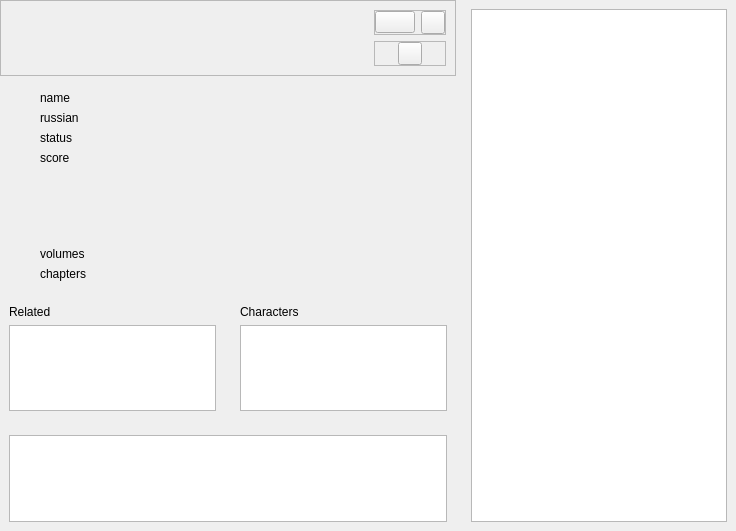
This is data/ui/widgets/info.ui in brandonzorn/Nlight as Qt 5 draws it before an edit. The edited form follows.
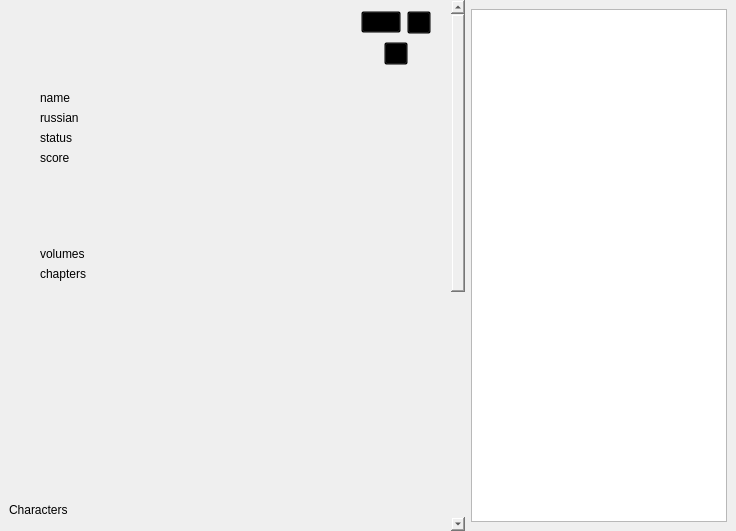
This is the edited form. Custom widgets are drawn as their Qt base class.

Commit message: added scroll area to info

```diff
--- a/data/ui/widgets/info.ui
+++ b/data/ui/widgets/info.ui
@@ -27,7 +27,37 @@
     <number>0</number>
    </property>
    <item>
-    <layout class="QVBoxLayout" name="verticalLayout_10">
+    <widget class="ScrollArea" name="scrollArea">
+     <property name="styleSheet">
+      <string notr="true">QWidget {background: transparent;}
+QScrollArea {border: none;}
+</string>
+     </property>
+     <property name="horizontalScrollBarPolicy">
+      <enum>Qt::ScrollBarAlwaysOff</enum>
+     </property>
+     <property name="widgetResizable">
+      <bool>true</bool>
+     </property>
+     <widget class="QWidget" name="scrollAreaWidgetContents">
+      <property name="geometry">
+       <rect>
+        <x>0</x>
+        <y>-265</y>
+        <width>448</width>
+        <height>994</height>
+       </rect>
+      </property>
+      <layout class="QVBoxLayout" name="verticalLayout">
+       <property name="leftMargin">
+        <number>0</number>
+       </property>
+       <property name="topMargin">
+        <number>0</number>
+       </property>
+       <property name="bottomMargin">
+        <number>0</number>
+       </property>
      <item>
       <widget class="SimpleCardWidget" name="header_frame">
        <property name="frameShape">
@@ -229,58 +259,7 @@
         </layout>
        </item>
        <item>
-        <layout class="QHBoxLayout" name="related_layout">
-         <item>
-          <widget class="ElevatedCardWidget" name="related_frame">
-           <layout class="QVBoxLayout" name="verticalLayout_4">
-            <item>
-             <widget class="BodyLabel" name="label">
-              <property name="text">
-               <string>Related</string>
-              </property>
-             </widget>
-            </item>
-            <item>
-             <widget class="ListWidget" name="related_list">
-              <property name="horizontalScrollBarPolicy">
-               <enum>Qt::ScrollBarAlwaysOff</enum>
-              </property>
-              <property name="wordWrap">
-               <bool>true</bool>
-              </property>
-             </widget>
-            </item>
-           </layout>
-          </widget>
-         </item>
-         <item>
-          <widget class="ElevatedCardWidget" name="characters_frame">
-           <layout class="QVBoxLayout" name="verticalLayout_2">
-            <item>
-             <widget class="BodyLabel" name="label_2">
-              <property name="text">
-               <string>Characters</string>
-              </property>
-             </widget>
-            </item>
-            <item>
-             <widget class="ListWidget" name="characters_list">
-              <property name="horizontalScrollBarPolicy">
-               <enum>Qt::ScrollBarAlwaysOff</enum>
-              </property>
-              <property name="wordWrap">
-               <bool>true</bool>
-              </property>
-             </widget>
-            </item>
-           </layout>
-          </widget>
-         </item>
-        </layout>
-       </item>
-       <item>
-        <widget class="SimpleCardWidget" name="description_frame">
-         <layout class="QVBoxLayout" name="verticalLayout_3">
+          <layout class="QVBoxLayout" name="verticalLayout_9">
           <item>
            <widget class="TextEdit" name="description_text">
             <property name="verticalScrollBarPolicy">
@@ -297,16 +276,66 @@
             </property>
            </widget>
           </item>
+           <item>
+            <widget class="ElevatedCardWidget" name="characters_frame">
+             <layout class="QVBoxLayout" name="verticalLayout_2">
+              <item>
+               <widget class="BodyLabel" name="label_2">
+                <property name="text">
+                 <string>Characters</string>
+                </property>
+               </widget>
+              </item>
+              <item>
+               <widget class="ListWidget" name="characters_list">
+                <property name="horizontalScrollBarPolicy">
+                 <enum>Qt::ScrollBarAlwaysOff</enum>
+                </property>
+                <property name="wordWrap">
+                 <bool>true</bool>
+                </property>
+               </widget>
+              </item>
          </layout>
         </widget>
        </item>
-      </layout>
-     </item>
-    </layout>
+           <item>
+            <widget class="ElevatedCardWidget" name="related_frame">
+             <layout class="QVBoxLayout" name="verticalLayout_4">
+              <item>
+               <widget class="BodyLabel" name="label">
+                <property name="text">
+                 <string>Related</string>
+                </property>
+               </widget>
+              </item>
+              <item>
+               <widget class="ListWidget" name="related_list">
+                <property name="horizontalScrollBarPolicy">
+                 <enum>Qt::ScrollBarAlwaysOff</enum>
+                </property>
+                <property name="wordWrap">
+                 <bool>true</bool>
+                </property>
+               </widget>
+              </item>
+             </layout>
+            </widget>
+           </item>
+          </layout>
+         </item>
+        </layout>
+       </item>
+      </layout>
+     </widget>
+    </widget>
    </item>
    <item>
     <widget class="ElevatedCardWidget" name="items_frame">
      <layout class="QVBoxLayout" name="verticalLayout_5">
+      <property name="leftMargin">
+       <number>0</number>
+      </property>
       <item>
        <widget class="TreeWidget" name="items_tree">
         <property name="sizePolicy">
@@ -344,6 +373,12 @@
    <extends>QToolButton</extends>
    <header>qfluentwidgets</header>
   </customwidget>
+  <customwidget>
+   <class>ScrollArea</class>
+   <extends>QScrollArea</extends>
+   <header>qfluentwidgets</header>
+   <container>1</container>
+  </customwidget>
   <customwidget>
    <class>CardWidget</class>
    <extends>QFrame</extends>
```
Lines whose indentation alone changed are shown as unchanged. The commit also changes 1 other file.
